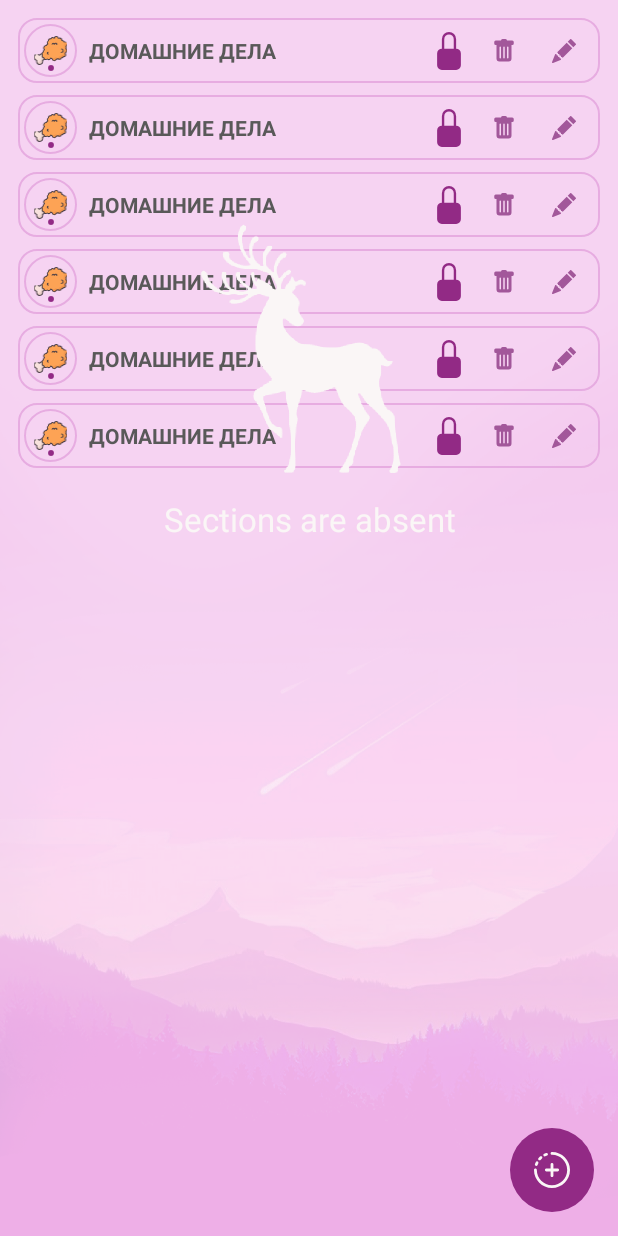
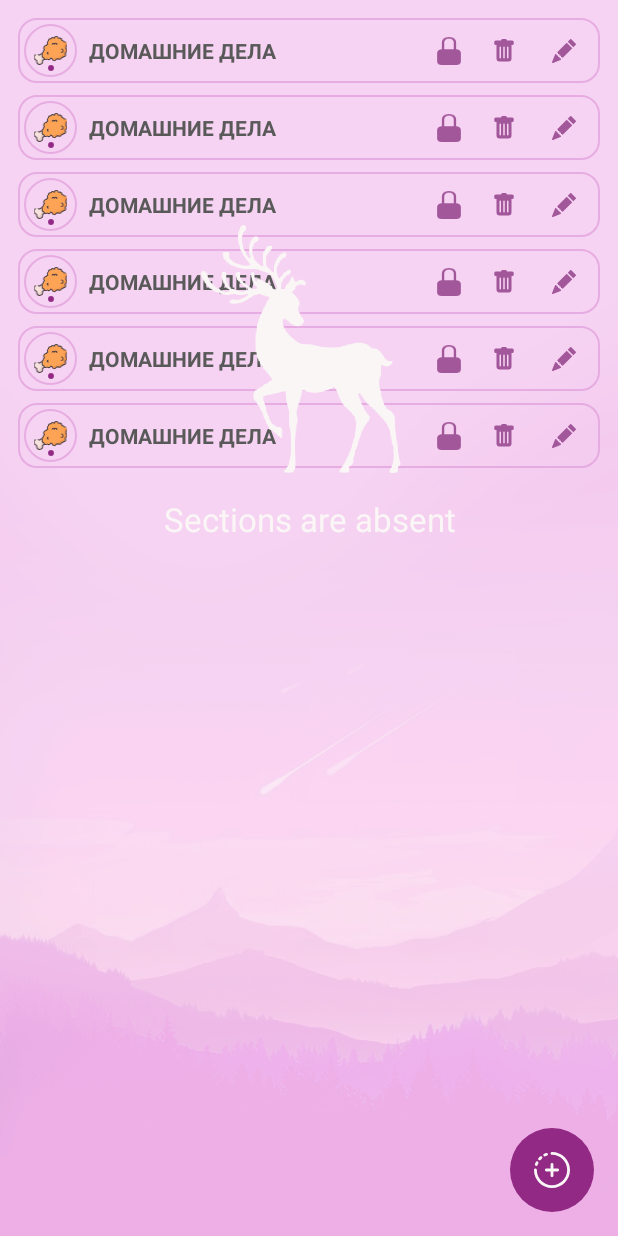
Before and after one commit to dentorion/Tasks, an Android app: the layout section_preferences.xml on its own in the app's theme, with its tools: preview values and no code run, on a phone screen of 412 x 824 dp. Run offline under Robolectric (Android 15) with nearby library versions, the phone set to English and light mode, and no system bars.

Commit message:
Update lock image and it's state.

```diff
--- a/app/src/main/java/com/entin/lighttasks/presentation/screens/section/adapter/SectionPreferencesAdapter.kt
+++ b/app/src/main/java/com/entin/lighttasks/presentation/screens/section/adapter/SectionPreferencesAdapter.kt
@@ -61,9 +61,9 @@ class SectionPreferencesAdapter(
                         visibility = View.INVISIBLE
                     } else {
                         val iconForPasswordButton = if (sectionEntity.hasPassword) {
+                            R.drawable.ic_lock
+                        } else {
                             R.drawable.ic_unlock
-                        } else {
-                            R.drawable.ic_lock
                         }
                         setImageResource(iconForPasswordButton)
                         setOnClickListener {
--- a/app/src/main/res/drawable/ic_lock.xml
+++ b/app/src/main/res/drawable/ic_lock.xml
@@ -1,9 +1,9 @@
 <vector xmlns:android="http://schemas.android.com/apk/res/android"
     android:width="16dp"
-    android:height="16dp"
+    android:height="12dp"
     android:viewportWidth="16"
     android:viewportHeight="16">
   <path
       android:pathData="M8,1a2,2 0,0 1,2 2v4L6,7L6,3a2,2 0,0 1,2 -2zM11,7L11,3a3,3 0,0 0,-6 0v4a2,2 0,0 0,-2 2v5a2,2 0,0 0,2 2h6a2,2 0,0 0,2 -2L13,9a2,2 0,0 0,-2 -2z"
-      android:fillColor="@color/main"/>
+      android:fillColor="@color/rose"/>
 </vector>
--- a/app/src/main/res/drawable/ic_unlock.xml
+++ b/app/src/main/res/drawable/ic_unlock.xml
@@ -1,9 +1,9 @@
 <vector xmlns:android="http://schemas.android.com/apk/res/android"
     android:width="16dp"
-    android:height="16dp"
+    android:height="12dp"
     android:viewportWidth="16"
     android:viewportHeight="16">
   <path
       android:pathData="M11,1a2,2 0,0 0,-2 2v4a2,2 0,0 1,2 2v5a2,2 0,0 1,-2 2H3a2,2 0,0 1,-2 -2V9a2,2 0,0 1,2 -2h5V3a3,3 0,0 1,6 0v4a0.5,0.5 0,0 1,-1 0V3a2,2 0,0 0,-2 -2z"
-      android:fillColor="@color/main"/>
+      android:fillColor="@color/rose"/>
 </vector>
```
